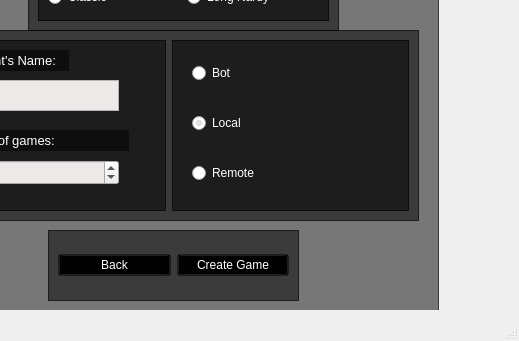
Qt form BackgammonPP/mainwindow.ui (daniilgrbic/BackgammonPP) before a commit; both pictures show x 161 to 680 and y 199 to 540 of the 680 by 540 pixel window.
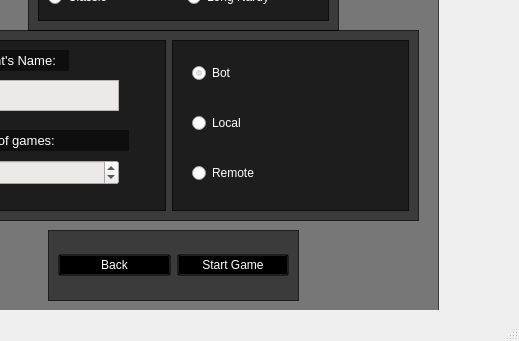
The same form after that commit. The open tabs and pages were chosen to show the change.

Diff of the .ui file:
```diff
--- a/BackgammonPP/mainwindow.ui
+++ b/BackgammonPP/mainwindow.ui
@@ -418,7 +418,7 @@
 }</string>
             </property>
             <property name="text">
-             <string>Create Game</string>
+             <string>Start Game</string>
             </property>
            </widget>
           </item>
@@ -649,6 +649,9 @@
              <property name="text">
               <string>Bot</string>
              </property>
+             <property name="checked">
+              <bool>true</bool>
+             </property>
             </widget>
             <widget class="QRadioButton" name="rbPlayerLocal">
              <property name="geometry">
@@ -668,7 +671,7 @@
               <string>Local</string>
              </property>
              <property name="checked">
-              <bool>true</bool>
+              <bool>false</bool>
              </property>
             </widget>
             <widget class="QRadioButton" name="rbPlayerRemote">
```
Left out of the diff: 2 changed lines with no effect on the pictures.
